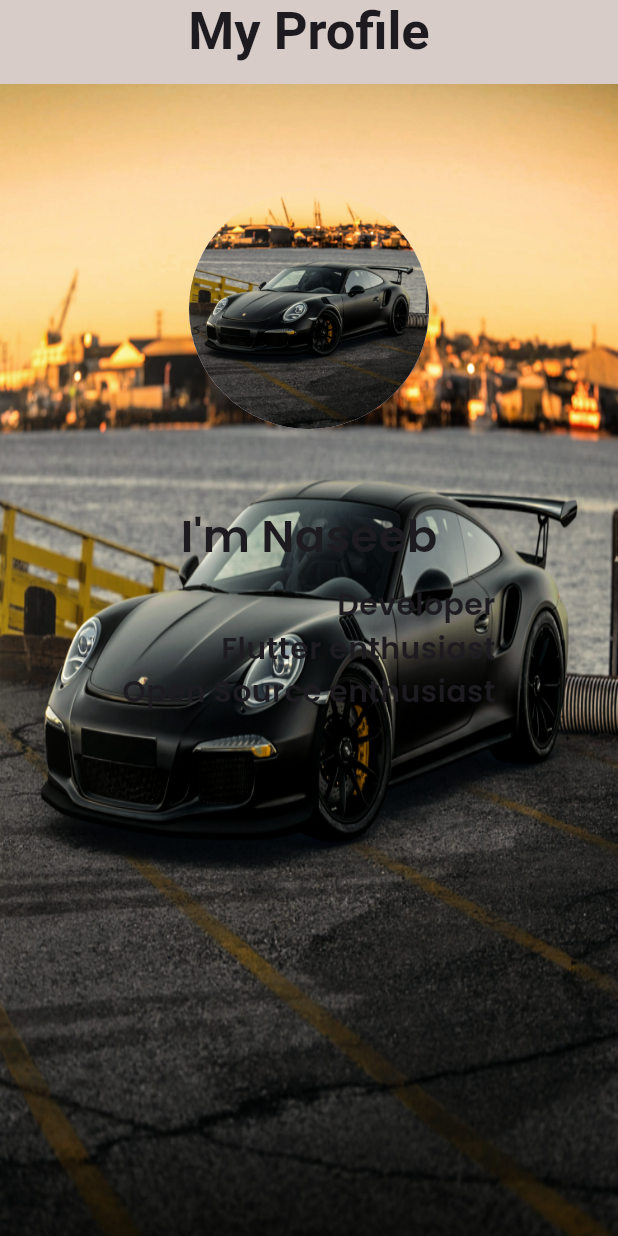
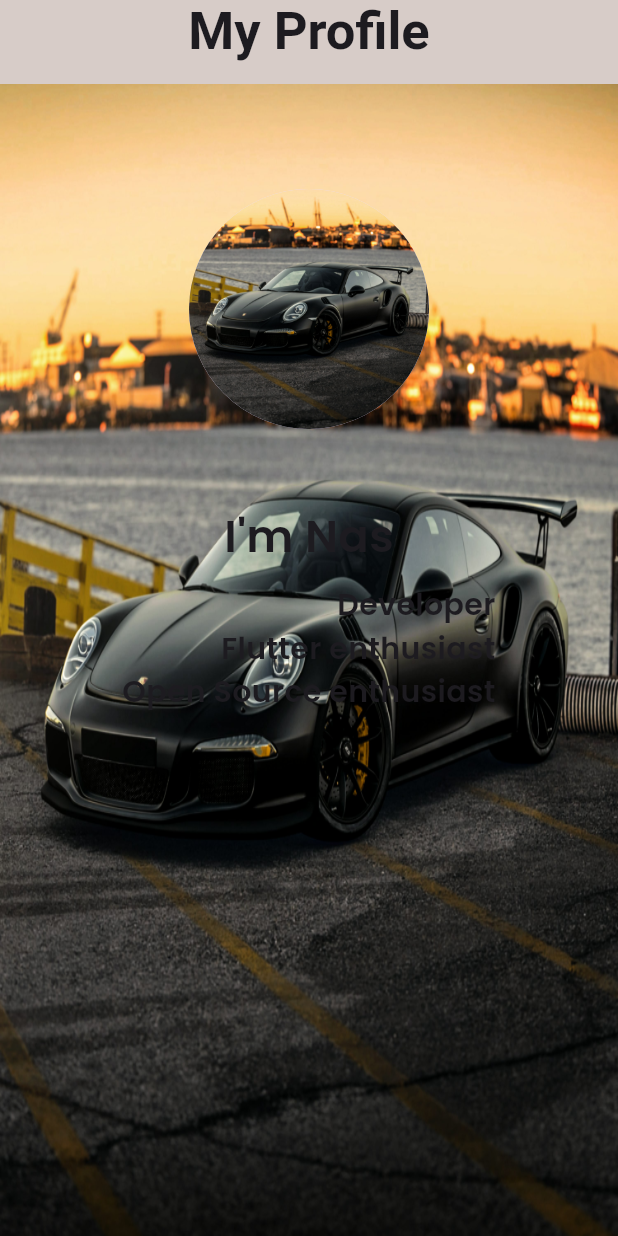
Before and after one commit to naseebnaushad/portfolio, a Flutter app: the screen it shows after launch, on a phone screen of 412 x 824 dp. Run offline on Flutter 3.47's test engine with Material 3 defaults, Android fonts, the phone set to English and light mode, and no system bars; our stand-ins replace google_fonts; Roboto replaces fonts that are missing (Playfair).

Commit message:
Profile changes

```diff
--- a/lib/main.dart
+++ b/lib/main.dart
@@ -58,7 +58,7 @@ class MyApp extends StatelessWidget {
                   ),
                   SizedBox(height: 30),
                   Text(
-                    'I\'m Naseeb',
+                    'I\'m Nas',
                     style: GoogleFonts.poppins(
                       fontWeight: FontWeight.w600,
                       fontSize: 30,
```
